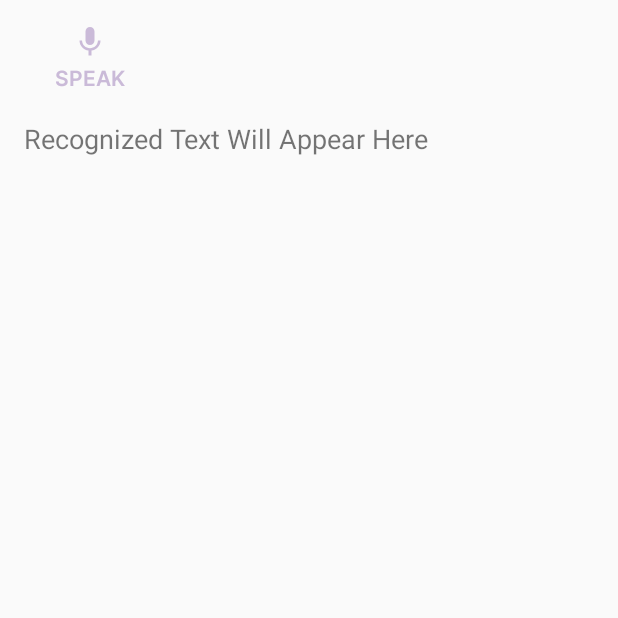
After one commit to RaeanneZ/FoodNav, an Android app: the fragment SpeechToText shown on its own in the app's theme, on a phone screen of 412 x 824 dp, the top half of it. The commit adds this screen. Run offline under Robolectric (Android 15) with nearby library versions, the phone set to English and light mode, and no system bars; 1 statement that could not run was skipped.

Commit message:
Added speechtotext functionality

```diff
--- a/app/src/main/AndroidManifest.xml
+++ b/app/src/main/AndroidManifest.xml
@@ -2,6 +2,7 @@
 <manifest xmlns:android="http://schemas.android.com/apk/res/android"
     xmlns:tools="http://schemas.android.com/tools">
 
+    <uses-permission android:name="android.permission.RECORD_AUDIO" />
     <uses-permission android:name="android.permission.INTERNET" />
     <uses-permission android:name="android.permission.ACCESS_NETWORK_STATE" />
     <uses-permission android:name="android.permission.ACCESS_WIFI_STATE" />
--- a/app/src/main/java/sg/edu/np/mad/mad24p03team2/AddFood.java
+++ b/app/src/main/java/sg/edu/np/mad/mad24p03team2/AddFood.java
@@ -94,6 +94,8 @@ public class AddFood extends Fragment implements IDBProcessListener{
             }
         });
 
+
+
         //update UI on foodselected
         foodName.setText(foodItemSelected.getName().toUpperCase());
         nofServing.setText(String.valueOf(ns));
@@ -109,6 +111,7 @@ public class AddFood extends Fragment implements IDBProcessListener{
         });
         return view;// Return the inflated view
     }
+
 
     private void updateMacro(int serving){
 
--- a/app/src/main/java/sg/edu/np/mad/mad24p03team2/FoodAdapter.java
+++ b/app/src/main/java/sg/edu/np/mad/mad24p03team2/FoodAdapter.java
@@ -12,6 +12,7 @@ import android.widget.TextView;
 import androidx.annotation.NonNull;
 import androidx.recyclerview.widget.RecyclerView;
 
+import java.util.ArrayList;
 import java.util.List;
 
 import sg.edu.np.mad.mad24p03team2.DatabaseFunctions.FoodItemClass;
--- /dev/null
+++ b/app/src/main/java/sg/edu/np/mad/mad24p03team2/SpeechToText.java
@@ -0,0 +1,196 @@
+package sg.edu.np.mad.mad24p03team2;
+
+import android.app.Activity;
+import android.app.AlertDialog;
+import android.content.DialogInterface;
+import android.content.Intent;
+import android.os.Bundle;
+import android.speech.RecognizerIntent;
+import android.speech.SpeechRecognizer;
+import android.util.Log;
+import android.view.LayoutInflater;
+import android.view.View;
+import android.view.ViewGroup;
+import android.widget.Button;
+import android.widget.TextView;
+import androidx.annotation.NonNull;
+import androidx.annotation.Nullable;
+import androidx.fragment.app.Fragment;
+import androidx.fragment.app.FragmentActivity;
+import androidx.fragment.app.FragmentManager;
+import androidx.recyclerview.widget.LinearLayoutManager;
+import androidx.recyclerview.widget.RecyclerView;
+
+import java.util.ArrayList;
+import java.util.Locale;
+
+import sg.edu.np.mad.mad24p03team2.Abstract_Interfaces.IDBProcessListener;
+import sg.edu.np.mad.mad24p03team2.AsyncTaskExecutorService.AsyncTaskExecutorService;
+import sg.edu.np.mad.mad24p03team2.DatabaseFunctions.FoodItemClass;
+import sg.edu.np.mad.mad24p03team2.DatabaseFunctions.GetAllFood;
+import sg.edu.np.mad.mad24p03team2.DatabaseFunctions.GetFood;
+import sg.edu.np.mad.mad24p03team2.SingletonClasses.SingletonFoodSearchResult;
+
+public class SpeechToText extends Fragment implements IDBProcessListener, RecyclerViewInterface  {
+    GetFood getFood = null;
+    GetAllFood getAllFood = null;
+    private ArrayList<FoodItemClass> itemList = null;
+
+    // For voice input display
+    private static final int REQUEST_CODE_SPEECH_INPUT = 1000;
+    private TextView tvRecognizedText;
+
+    private RecyclerView recyclerView;
+    private FoodAdapter foodAdapter;
+
+    @Nullable
+    @Override
+    public View onCreateView(@NonNull LayoutInflater inflater, @Nullable ViewGroup container, @Nullable Bundle savedInstanceState) {
+        View view = inflater.inflate(R.layout.fragment_speech_to_text, container, false);
+
+        Button btnStartSpeech = view.findViewById(R.id.btnStartSpeech);
+        tvRecognizedText = view.findViewById(R.id.tvRecognizedText);
+        recyclerView = view.findViewById(R.id.recyclerView);
+
+        btnStartSpeech.setOnClickListener(v -> startSpeechToText());
+
+        return view;
+    }
+
+    @Override
+    public void onViewCreated(@NonNull View view, @Nullable Bundle savedInstanceState) {
+        super.onViewCreated(view, savedInstanceState);
+        itemList = new ArrayList<FoodItemClass>();
+        getFood = new GetFood(requireContext().getApplicationContext(), this);
+        getAllFood = new GetAllFood(requireContext().getApplicationContext(), this);
+        getAllFood.execute();
+
+        if (recyclerView!= null) {
+            foodAdapter = new FoodAdapter(getView().getContext(), itemList, this, false);
+            recyclerView.setAdapter(foodAdapter);
+            recyclerView.setLayoutManager(new LinearLayoutManager(view.getContext()));
+        } else {
+            Log.e("SpeechToText", "RecyclerView not found in layout");
+        }
+    }
+
+
+    private void startSpeechToText() {
+        Intent intent = new Intent(RecognizerIntent.ACTION_RECOGNIZE_SPEECH);
+        intent.putExtra(RecognizerIntent.EXTRA_LANGUAGE_MODEL, RecognizerIntent.LANGUAGE_MODEL_FREE_FORM);
+        intent.putExtra(RecognizerIntent.EXTRA_LANGUAGE, Locale.getDefault());
+        intent.putExtra(RecognizerIntent.EXTRA_PROMPT, "Speak the meal name");
+
+        try {
+            startActivityForResult(intent, REQUEST_CODE_SPEECH_INPUT);
+        } catch (Exception e) {
+            e.printStackTrace();
+        }
+    }
+
+    @Override
+    public void onActivityResult(int requestCode, int resultCode, @Nullable Intent data) {
+        super.onActivityResult(requestCode, resultCode, data);
+
+        if (requestCode == REQUEST_CODE_SPEECH_INPUT && resultCode == Activity.RESULT_OK && data != null) {
+            ArrayList<String> result = data.getStringArrayListExtra(RecognizerIntent.EXTRA_RESULTS);
+            if (result != null && !result.isEmpty()) {
+                String recognizedText = result.get(0);
+                tvRecognizedText.setText(recognizedText);
+                filterMealName(recognizedText);
+            }
+        }
+    }
+
+    private void filterMealName(String recognizedText) {
+        String mealName = recognizedText.toLowerCase(Locale.ROOT);
+
+        // Filtering logic here to find the meal name
+        // Run through the recognized text to find matching food item names in DB
+        if (itemList == null || itemList.isEmpty()) {
+            Log.d("Food2Nom", "Fail to access Food DB");
+            return;
+        }
+
+        ArrayList<FoodItemClass> filteredList = new ArrayList<>();
+        boolean mealFound = false;
+        for (FoodItemClass fItem : itemList) {
+            if (mealName.contains(fItem.getName().toLowerCase(Locale.ROOT))) {
+                // List to display food item and calories
+                filteredList.add(fItem);
+                mealFound = true;
+            }
+        }
+
+        if (mealFound) {
+            foodAdapter.setFilteredList(filteredList);
+
+            if (!filteredList.isEmpty()) {
+                recyclerView.setVisibility(View.VISIBLE);
+            } else {
+                recyclerView.setVisibility(View.GONE);
+            }
+
+        } else {
+            // Show a message to the user
+            AlertDialog.Builder builder = new AlertDialog.Builder(getContext());
+            builder.setMessage("Meal not found, would you like to add a new meal?")
+                    .setPositiveButton("Add", new DialogInterface.OnClickListener() {
+                        @Override
+                        public void onClick(DialogInterface dialog, int which) {
+                            // Navigate to another fragment
+                            Fragment fragment = new InputNewFood();
+                            FragmentManager fragmentManager = getActivity().getSupportFragmentManager();
+                            fragmentManager.beginTransaction()
+                                    .replace(R.id.relativeLayout, fragment)
+                                    .addToBackStack(null)
+                                    .commit();
+                        }
+                    })
+                    .setNegativeButton("Cancel", new DialogInterface.OnClickListener() {
+                        @Override
+                        public void onClick(DialogInterface dialog, int which) {
+                            dialog.dismiss();
+                        }
+                    });
+            builder.show();
+        }
+    }
+
+    @Override
+    public void afterProcess(Boolean executeStatus, Class<? extends AsyncTaskExecutorService> returnClass) {
+        itemList = SingletonFoodSearchResult.getInstance().getFoodSearchResult();
+        if (itemList != null) {
+            Log.d("Food2Nom", "Food DB fetched successfully");
+        } else {
+            Log.d("Food2Nom", "Food DB fetch failed");
+        }
+
+        foodAdapter.setFilteredList(itemList);
+    }
+
+    @Override
+    public void onItemClick(int itemPos) {
+        //grab user selection
+        FoodItemClass foodItemSelected = itemList.get(itemPos);
+        // Move on to addfood page
+        switchFragment(foodItemSelected);
+    }
+
+    private void switchFragment(FoodItemClass foodItemSelected) {
+        FragmentActivity activity = getActivity();
+        if (activity instanceof MainActivity2) {
+            SingletonFoodSearchResult.getInstance().setSelectedFoodFromSearchResult(foodItemSelected);
+            ((MainActivity2) activity).replaceFragment(new AddFood(), "addFood");
+        }
+    }
+
+    @Override
+    public void afterProcess(Boolean isValidUser, Boolean isValidPwd) {
+    }
+
+    @Override
+    public void afterProcess(Boolean executeStatus, String msg, Class<? extends AsyncTaskExecutorService> returnClass) {
+    }
+
+}
--- /dev/null
+++ b/app/src/main/res/drawable/baseline_mic_24.xml
@@ -0,0 +1,5 @@
+<vector xmlns:android="http://schemas.android.com/apk/res/android" android:height="24dp" android:tint="#000000" android:viewportHeight="24" android:viewportWidth="24" android:width="24dp">
+
+    <path android:fillColor="@android:color/white" android:pathData="M12,14c1.66,0 2.99,-1.34 2.99,-3L15,5c0,-1.66 -1.34,-3 -3,-3S9,3.34 9,5v6c0,1.66 1.34,3 3,3zM17.3,11c0,3 -2.54,5.1 -5.3,5.1S6.7,14 6.7,11L5,11c0,3.41 2.72,6.23 6,6.72L11,21h2v-3.28c3.28,-0.48 6,-3.3 6,-6.72h-1.7z"/>
+
+</vector>
--- /dev/null
+++ b/app/src/main/res/layout/fragment_speech_to_text.xml
@@ -0,0 +1,50 @@
+<LinearLayout xmlns:android="http://schemas.android.com/apk/res/android"
+    android:layout_width="match_parent"
+    android:layout_height="match_parent"
+    xmlns:app="http://schemas.android.com/apk/res-auto"
+    xmlns:tools="http://schemas.android.com/tools"
+    android:orientation="vertical"
+    android:padding="16dp">
+
+    <Button
+        android:id="@+id/btnStartSpeech"
+        android:layout_width="wrap_content"
+        android:layout_height="wrap_content"
+        android:background="@android:color/transparent"
+        android:drawableTop="@drawable/baseline_mic_24"
+        android:drawableTint="@color/lavender"
+        android:fontFamily="@font/inter_semibold"
+        android:textColor="@color/lavender"
+        android:text="Speak" />
+
+    <TextView
+        android:id="@+id/tvRecognizedText"
+        android:layout_width="match_parent"
+        android:layout_height="wrap_content"
+        android:layout_marginTop="16dp"
+        android:text="Recognized Text Will Appear Here"
+        android:textSize="18sp" />
+
+    <RelativeLayout
+        android:id="@+id/relativeLayout"
+        android:layout_width="wrap_content"
+        android:layout_height="wrap_content"
+        android:layout_marginStart="10dp"
+        android:layout_marginTop="20dp"
+        android:layout_marginEnd="10dp"
+        android:layout_marginBottom="20dp"
+        android:gravity="center"
+        app:layout_constraintBottom_toBottomOf="parent"
+        app:layout_constraintEnd_toEndOf="parent"
+        app:layout_constraintStart_toStartOf="parent"
+        app:layout_constraintTop_toBottomOf="@+id/tvRecognizedText"
+        tools:context=".MainActivity2">
+
+        <androidx.recyclerview.widget.RecyclerView
+            android:id="@+id/recyclerView"
+            android:layout_width="match_parent"
+            android:layout_height="253dp"
+            android:layout_centerInParent="true"
+            android:visibility="gone"/>
+    </RelativeLayout>
+</LinearLayout>
```
Also changed, not shown: app/src/main/java/sg/edu/np/mad/mad24p03team2/SearchForFood.java (+11 -0 lines), app/src/main/res/layout/fragment_search_food.xml (+7 -0 lines).
